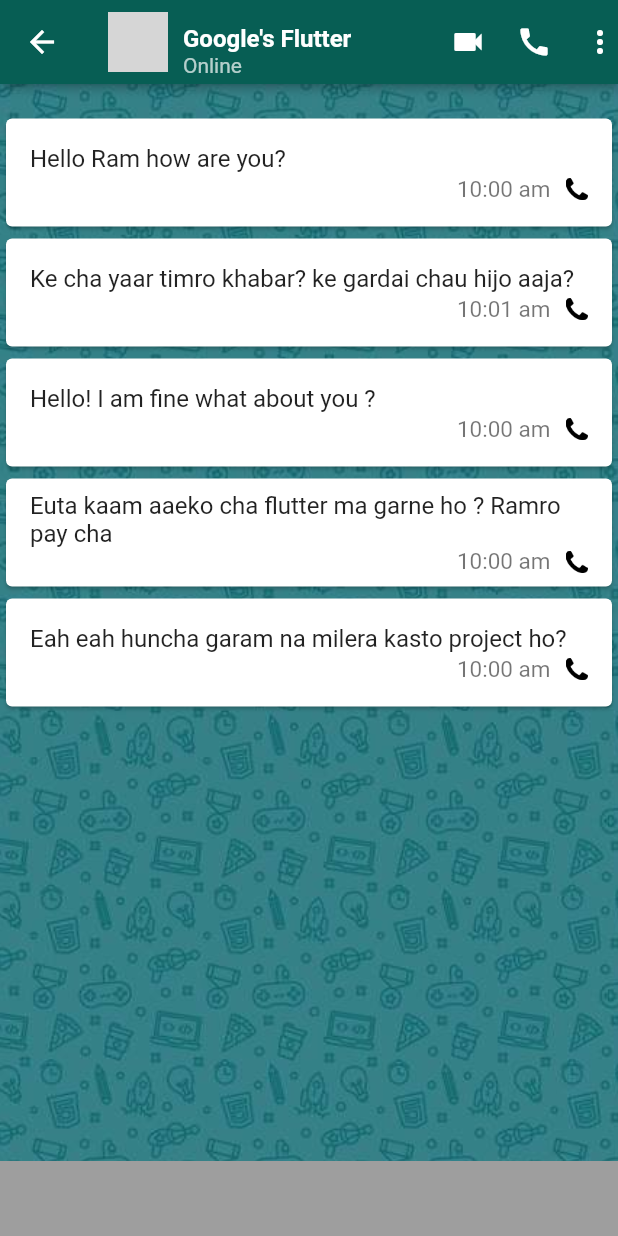
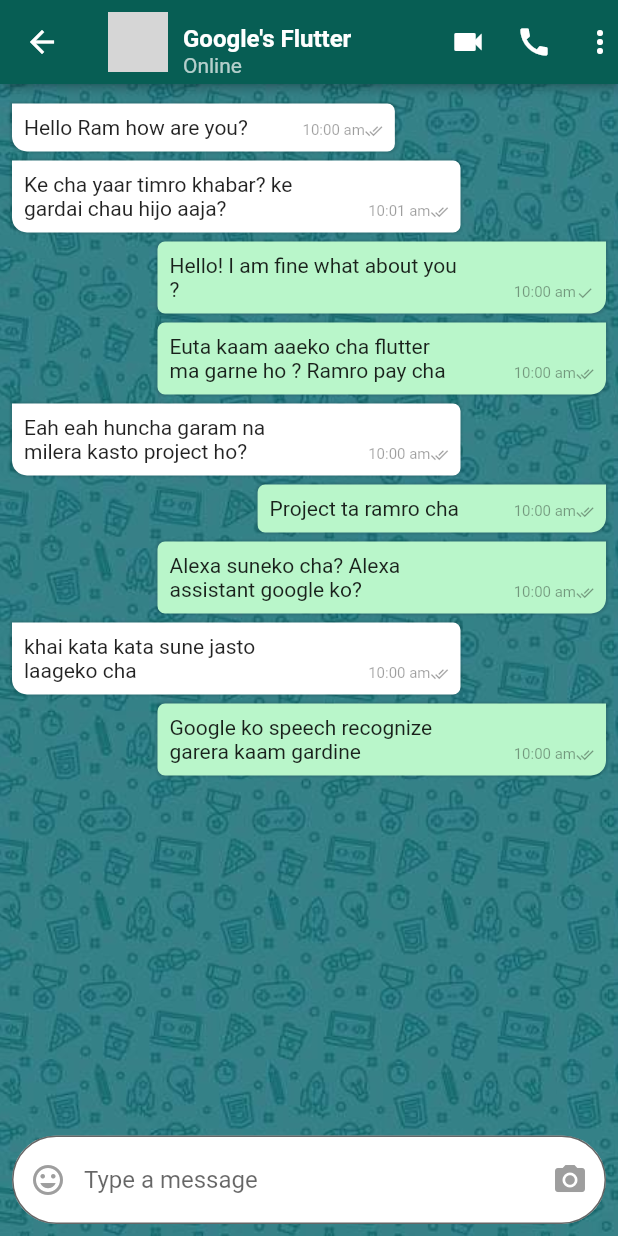
Before and after one commit to ronem123/WhatsAppClone, a Flutter app: the ChatScreenDetail screen opened directly with sample values from the repository, on a phone screen of 412 x 824 dp. Run offline on Flutter 3.47's test engine with Material 2 defaults, Android fonts, the phone set to English and light mode, and no system bars; our stand-ins replace camera, toast; network calls fail; grey boxes are pictures that could not be loaded.

Commit message:
updated the message in chat list

```diff
--- a/lib/models/message_model.dart
+++ b/lib/models/message_model.dart
@@ -13,4 +13,8 @@ List<MessageModel> messageList = [
   new MessageModel(message: "Hello! I am fine what about you ?",readStatus: false,time: "10:00 am",isMe: true),
   new MessageModel(message: "Euta kaam aaeko cha flutter ma garne ho ? Ramro pay cha",readStatus: true,time: "10:00 am",isMe: true),
   new MessageModel(message: "Eah eah huncha garam na milera kasto project ho?",readStatus: true,time: "10:00 am",isMe: false),
+  new MessageModel(message: "Project ta ramro cha",readStatus: true,time: "10:00 am",isMe: true),
+  new MessageModel(message: "Alexa suneko cha? Alexa assistant google ko?",readStatus: true,time: "10:00 am",isMe: true),
+  new MessageModel(message: "khai kata kata sune jasto laageko cha",readStatus: true,time: "10:00 am",isMe: false),
+  new MessageModel(message: "Google ko speech recognize garera kaam gardine",readStatus: true,time: "10:00 am",isMe: true)
 ];
--- a/lib/pages/chat_screen_detail.dart
+++ b/lib/pages/chat_screen_detail.dart
@@ -80,41 +80,144 @@ class _ChatScreenDetailState extends State<ChatScreenDetail> {
     );
   }
 
+
+
   Widget getChatList() {
     return Container(
+      padding: EdgeInsets.fromLTRB(5, 5, 5, 70),
       child: new ListView.builder(
           itemCount: messageList.length,
-          padding: EdgeInsets.symmetric(vertical: 19),
-          itemBuilder: (context, i) => Card(
-                child: ListTile(
-                  title: new Text(messageList[i].message),
-                  subtitle: Row(
-                    mainAxisAlignment: MainAxisAlignment.end,
-                    children: <Widget>[
-                      Text(messageList[i].time,
-                          style: TextStyle(
-                              fontSize: 15,
-                              color: Colors.black54,
-                              fontWeight: FontWeight.normal)),
-                      Padding(
-                        padding: const EdgeInsets.symmetric(horizontal: 5),
-                      ),
-                      Image.asset(
-                        "assets/images/call.png",
-                        height: 15,
-                        width: 15,
-                      )
-                    ],
-                  ),
-                ),
+          padding: EdgeInsets.symmetric(vertical: 5),
+          itemBuilder: (context, i) => Bubble(
+                messageModel: messageList[i],
               )),
     );
   }
 
   Widget getMessageBoxView() {
     return Container(
-      height: 50.0,
-      color: Colors.grey,
+      child: Padding(
+        padding: const EdgeInsets.all(8.0),
+        child: new TextField(
+            decoration: new InputDecoration(
+                prefixIcon: new Icon(Icons.insert_emoticon, color: Colors.grey),
+                hintText: "Type a message",
+                suffixIcon: new Icon(
+                  Icons.camera_alt,
+                  color: Colors.grey,
+                ),
+                border: OutlineInputBorder(
+                  borderRadius:
+                      const BorderRadius.all(const Radius.circular(30.0)),
+                ),
+                fillColor: Colors.white,
+                filled: true)),
+      ),
     );
   }
 }
+
+class Bubble extends StatelessWidget {
+  final MessageModel messageModel;
+
+  Bubble({this.messageModel});
+
+  @override
+  Widget build(BuildContext context) {
+    final bg = messageModel.isMe ? Colors.greenAccent.shade100 : Colors.white;
+    final align =
+        messageModel.isMe ? CrossAxisAlignment.end : CrossAxisAlignment.start;
+    final icon = messageModel.readStatus ? Icons.done_all : Icons.done;
+    final radius = messageModel.isMe
+        ? BorderRadius.only(
+            topLeft: Radius.circular(5.0),
+            bottomLeft: Radius.circular(5.0),
+            bottomRight: Radius.circular(10.0),
+          )
+        : BorderRadius.only(
+            topRight: Radius.circular(5.0),
+            bottomLeft: Radius.circular(10.0),
+            bottomRight: Radius.circular(5.0),
+          );
+    final itemMargin = messageModel.isMe
+        ? const EdgeInsets.fromLTRB(100, 3, 3, 3)
+        : const EdgeInsets.fromLTRB(3, 3, 100, 3);
+    return Column(
+      crossAxisAlignment: align,
+      children: <Widget>[
+        Container(
+          margin: itemMargin,
+          padding: const EdgeInsets.all(8.0),
+          decoration: BoxDecoration(
+            boxShadow: [
+              BoxShadow(
+                  blurRadius: .5,
+                  spreadRadius: 1.0,
+                  color: Colors.black.withOpacity(.12))
+            ],
+            color: bg,
+            borderRadius: radius,
+          ),
+          child: Stack(
+            children: <Widget>[
+              Padding(
+                padding: EdgeInsets.only(right: 90.0),
+                child: Text(messageModel.message),
+              ),
+              Positioned(
+                bottom: 0.0,
+                right: 0.0,
+                child: Row(
+                  children: <Widget>[
+                    Text(messageModel.time,
+                        style: TextStyle(
+                          color: Colors.black38,
+                          fontSize: 10.0,
+                        )),
+                    Icon(
+                      icon,
+                      size: 12.0,
+                      color: Colors.black38,
+                    )
+                  ],
+                ),
+              )
+            ],
+          ),
+        )
+      ],
+    );
+  }
+}
+
+//  Widget getChatList() {
+//    return Container(
+//      padding: EdgeInsets.only(bottom: 70),
+//      child: new ListView.builder(
+//          itemCount: messageList.length,
+//          padding: EdgeInsets.symmetric(vertical: 5),
+//          itemBuilder: (context, i) => Card(
+//                child: ListTile(
+//                  title: new Text(messageList[i].message),
+//                  subtitle: Row(
+//                    mainAxisAlignment: MainAxisAlignment.end,
+//                    children: <Widget>[
+//                      Text(messageList[i].time,
+//                          style: TextStyle(
+//                              fontSize: 15,
+//                              color: Colors.black54,
+//                              fontWeight: FontWeight.normal)),
+//                      Padding(
+//                        padding: const EdgeInsets.symmetric(horizontal: 5),
+//                      ),
+//                      Image.asset(
+//                        "assets/images/call.png",
+//                        height: 15,
+//                        width: 15,
+//                      )
+//                    ],
+//                  ),
+//                ),
+//              )),
+//    );
+//  }
```
Also changed, not shown: 1 other file.
